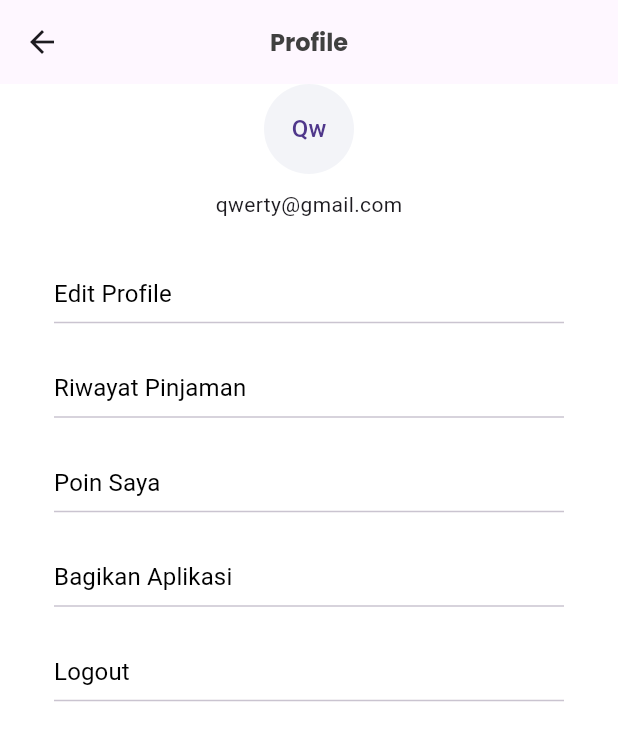
After one commit to miqdadabdillah/Submission-Dicoding-Belajar-Membuat-Aplikasi-Flutter-untuk-Pemula, a Flutter app: the ProfilePage screen opened directly, on a phone screen of 412 x 824 dp. The commit adds this screen. Shown: the top 741 px of the screen. Run offline on Flutter 3.47's test engine with Material 3 defaults, Android fonts, the phone set to English and light mode, and no system bars; our stand-ins replace fluttertoast, google_fonts.

Commit message:
modified:   lib/main.dart 	renamed:    lib/pages/main_page.dart -> lib/pages/NavBar/home_page.dart 	new file:   lib/pages/NavBar/main_page.dart 	new file:   lib/pages/NavBar/profile_page.dart 	new file:   lib/pages/NavBar/rak_page.dart 	new file:   lib/pages/NavBar/search_page.dart 	modified:   lib/pages/login_page.dart

```diff
--- a/lib/main.dart
+++ b/lib/main.dart
@@ -10,8 +10,9 @@ class MainApp extends StatelessWidget {
 
   @override
   Widget build(BuildContext context) {
-    return const MaterialApp(
-      home: Scaffold(
+    return MaterialApp(
+      theme: ThemeData(scaffoldBackgroundColor: Colors.white),
+      home: const Scaffold(
         body: StartedPage(),
       ),
     );
--- /dev/null
+++ b/lib/pages/NavBar/main_page.dart
@@ -0,0 +1,57 @@
+import 'package:flutter/material.dart';
+
+import 'home_page.dart';
+import 'profile_page.dart';
+import 'rak_page.dart';
+import 'search_page.dart';
+
+class MainPage extends StatefulWidget {
+  const MainPage({super.key});
+
+  @override
+  State<MainPage> createState() => _MainPageState();
+}
+
+class _MainPageState extends State<MainPage> {
+  List pages = [
+    const HomePage(),
+    const SearchPage(),
+    const RakPage(),
+    const ProfilePage(),
+  ];
+  int currentIndex = 0;
+  void onTap(int index) {
+    setState(() {
+      currentIndex = index;
+    });
+  }
+
+  @override
+  Widget build(BuildContext context) {
+    return MaterialApp(
+      home: Scaffold(
+        body: pages[currentIndex],
+        bottomNavigationBar: BottomNavigationBar(
+          unselectedFontSize: 0,
+          selectedFontSize: 0,
+          type: BottomNavigationBarType.fixed,
+          onTap: onTap,
+          currentIndex: currentIndex,
+          selectedItemColor: Colors.black45,
+          unselectedItemColor: Colors.grey.withOpacity(0.5),
+          showSelectedLabels: false,
+          showUnselectedLabels: false,
+          elevation: 0,
+          items: const [
+            BottomNavigationBarItem(icon: Icon(Icons.home), label: 'Home'),
+            BottomNavigationBarItem(icon: Icon(Icons.search), label: 'Search'),
+            BottomNavigationBarItem(
+                icon: Icon(Icons.menu_book_rounded), label: 'Rak Buku'),
+            BottomNavigationBarItem(
+                icon: Icon(Icons.person_2_rounded), label: 'Profile'),
+          ],
+        ),
+      ),
+    );
+  }
+}
--- /dev/null
+++ b/lib/pages/NavBar/profile_page.dart
@@ -0,0 +1,174 @@
+import 'package:flutter/material.dart';
+import 'package:google_fonts/google_fonts.dart';
+import 'package:miqdadapp/pages/login_page.dart';
+
+class ProfilePage extends StatelessWidget {
+  const ProfilePage({Key? key}) : super(key: key);
+
+  @override
+  Widget build(BuildContext context) {
+    return Scaffold(
+      appBar: AppBar(
+        title: Text(
+          'Profile',
+          style: GoogleFonts.poppins(
+            color: const Color(0xFF404040),
+            fontSize: 16,
+            fontWeight: FontWeight.w700,
+          ),
+        ),
+        centerTitle: true,
+      ),
+      body: SingleChildScrollView(
+        child: LayoutBuilder(
+          builder: (context, constraints) {
+            return Column(
+              children: [
+                Padding(
+                  padding: EdgeInsets.only(
+                      top: constraints.maxWidth > 1020 ? 30 : 0),
+                  child: const Column(
+                    children: [
+                      Align(
+                        alignment: Alignment.topCenter,
+                        child: CircleAvatar(
+                          radius: 30,
+                          backgroundColor: Color(0xffF3F4F8),
+                          child: Text('Qw'),
+                        ),
+                      ),
+                      SizedBox(height: 10),
+                      Text('qwerty@gmail.com'),
+                    ],
+                  ),
+                ),
+                Padding(
+                  padding: constraints.maxWidth > 1024
+                      ? const EdgeInsets.only(left: 500, top: 60, right: 500)
+                      : const EdgeInsets.only(left: 24, top: 30, right: 24),
+                  child: Column(
+                    mainAxisAlignment: MainAxisAlignment.spaceBetween,
+                    children: [
+                      TextButton(
+                        onPressed: () {},
+                        style: ButtonStyle(
+                            overlayColor: MaterialStateColor.resolveWith(
+                                (states) => Colors.transparent)),
+                        child: const Column(
+                          crossAxisAlignment: CrossAxisAlignment.start,
+                          children: [
+                            Text(
+                              "Edit Profile",
+                              style: TextStyle(
+                                color: Colors.black,
+                                fontSize: 16,
+                                fontWeight: FontWeight.normal,
+                              ),
+                            ),
+                            Divider(),
+                            SizedBox(height: 8),
+                          ],
+                        ),
+                      ),
+                      TextButton(
+                        onPressed: () {},
+                        style: ButtonStyle(
+                            overlayColor: MaterialStateColor.resolveWith(
+                                (states) => Colors.transparent)),
+                        child: const Column(
+                          crossAxisAlignment: CrossAxisAlignment.start,
+                          children: [
+                            Text(
+                              "Riwayat Pinjaman",
+                              style: TextStyle(
+                                color: Colors.black,
+                                fontSize: 16,
+                                fontWeight: FontWeight.normal,
+                              ),
+                            ),
+                            Divider(),
+                            SizedBox(height: 8),
+                          ],
+                        ),
+                      ),
+                      TextButton(
+                        onPressed: () {},
+                        style: ButtonStyle(
+                            overlayColor: MaterialStateColor.resolveWith(
+                                (states) => Colors.transparent)),
+                        child: const Column(
+                          crossAxisAlignment: CrossAxisAlignment.start,
+                          children: [
+                            Text(
+                              "Poin Saya",
+                              style: TextStyle(
+                                color: Colors.black,
+                                fontSize: 16,
+                                fontWeight: FontWeight.normal,
+                              ),
+                            ),
+                            Divider(),
+                            SizedBox(height: 8),
+                          ],
+                        ),
+                      ),
+                      TextButton(
+                        onPressed: () {},
+                        style: ButtonStyle(
+                            overlayColor: MaterialStateColor.resolveWith(
+                                (states) => Colors.transparent)),
+                        child: const Column(
+                          crossAxisAlignment: CrossAxisAlignment.start,
+                          children: [
+                            Text(
+                              "Bagikan Aplikasi",
+                              style: TextStyle(
+                                color: Colors.black,
+                                fontSize: 16,
+                                fontWeight: FontWeight.normal,
+                              ),
+                            ),
+                            Divider(),
+                            SizedBox(height: 8),
+                          ],
+                        ),
+                      ),
+                      TextButton(
+                        onPressed: () {
+                          Navigator.push(
+                            context,
+                            MaterialPageRoute(
+                              builder: (context) => const LoginPage(),
+                            ),
+                          );
+                        },
+                        style: ButtonStyle(
+                            overlayColor: MaterialStateColor.resolveWith(
+                                (states) => Colors.transparent)),
+                        child: const Column(
+                          crossAxisAlignment: CrossAxisAlignment.start,
+                          children: [
+                            Text(
+                              "Logout",
+                              style: TextStyle(
+                                color: Colors.black,
+                                fontSize: 16,
+                                fontWeight: FontWeight.normal,
+                              ),
+                            ),
+                            Divider(),
+                            SizedBox(height: 8),
+                          ],
+                        ),
+                      ),
+                    ],
+                  ),
+                )
+              ],
+            );
+          },
+        ),
+      ),
+    );
+  }
+}
--- a/lib/pages/login_page.dart
+++ b/lib/pages/login_page.dart
@@ -2,7 +2,7 @@ import 'package:flutter/material.dart';
 import 'package:fluttertoast/fluttertoast.dart';
 import 'package:google_fonts/google_fonts.dart';
 
-import 'main_page.dart';
+import './NavBar/main_page.dart';
 
 class LoginPage extends StatefulWidget {
   const LoginPage({super.key});
--- a/pubspec.yaml
+++ b/pubspec.yaml
@@ -4,7 +4,7 @@ publish_to: 'none'
 version: 0.1.0
 
 environment:
-  sdk: '>=3.1.5 <4.0.0'
+  sdk: '>=3.2.3 <4.0.0'
 
 dependencies:
   flutter:
```
Also changed, not shown: lib/pages/NavBar/home_page.dart (renamed from lib/pages/main_page.dart, +3 -15 lines), lib/pages/NavBar/rak_page.dart (added, +85 -0 lines), lib/pages/NavBar/search_page.dart (added, +72 -0 lines), pubspec.lock, 1 other file.
